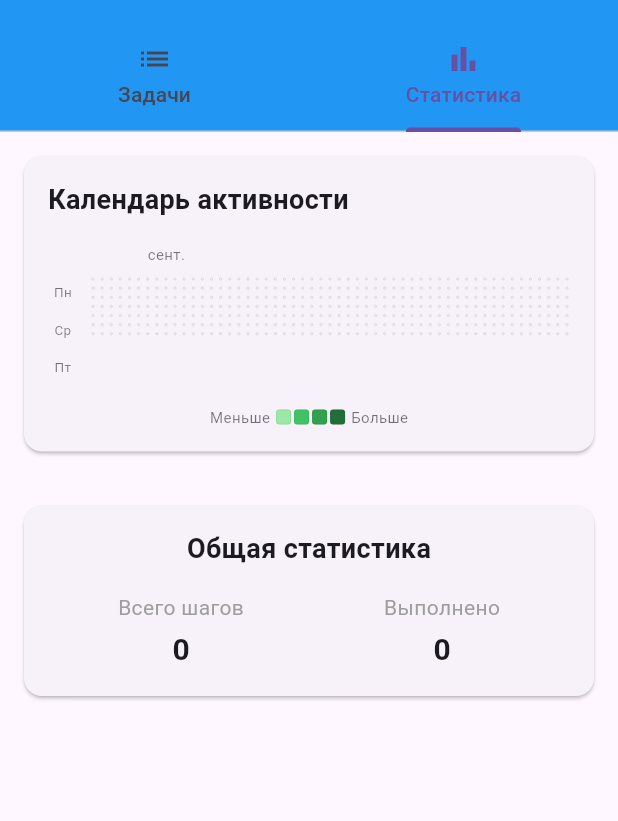
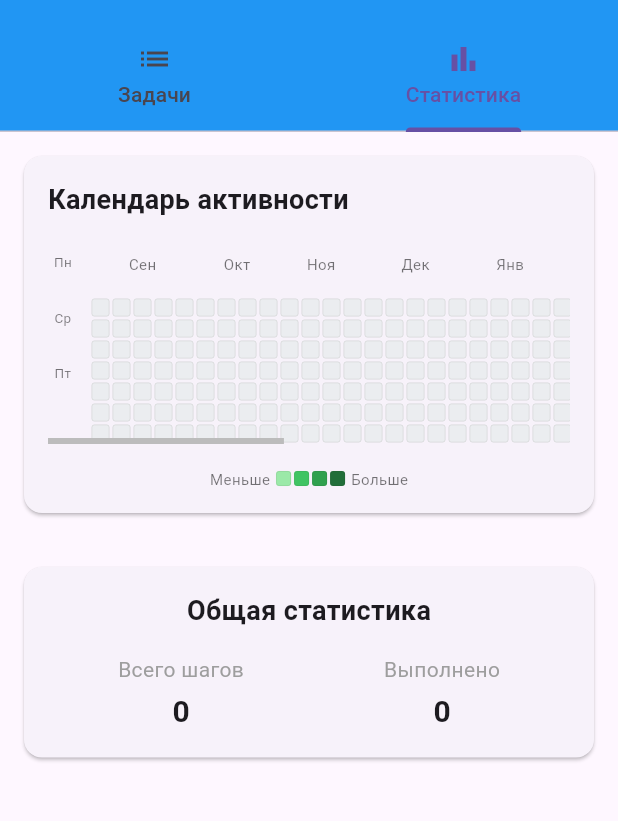
Before and after one commit to Vinillian/task_tracker, a Flutter app: the screen it shows after launch, tab 2 chosen, on a phone screen of 412 x 824 dp, the part 63-884 px from its top. Run offline on Flutter 3.47's test engine with Material 3 defaults, Android fonts, the phone set to English and light mode, and no system bars; accounts and stored records are empty.

Commit message:
feat(calendar): complete grid redesign with horizontal scrolling
- Transposed calendar grid to week columns
- Added horizontal scrolling functionality
- Implemented proper month labels alignment
- Updated related components for new layout

```diff
--- a/lib/models/progress_history.dart
+++ b/lib/models/progress_history.dart
@@ -1,4 +1,4 @@
-import 'package:intl/intl.dart';
+
 
 class ProgressHistory {
   final DateTime date;
--- a/lib/models/user.dart
+++ b/lib/models/user.dart
@@ -1,4 +1,4 @@
-import 'package:flutter/material.dart';
+
 import 'project.dart';
 import 'progress_history.dart';
 
--- a/lib/screens/task_tracker_screen.dart
+++ b/lib/screens/task_tracker_screen.dart
@@ -7,8 +7,7 @@ import '../models/progress_history.dart';
 import '../services/storage_service.dart';
 import '../widgets/statistics_widgets.dart';
 import '../widgets/task_widgets.dart';
-import '../widgets/project_widgets.dart';
-import '../widgets/github_calendar.dart';
+
 
 class TaskTrackerScreen extends StatefulWidget {
   const TaskTrackerScreen({super.key});
--- a/lib/widgets/github_calendar.dart
+++ b/lib/widgets/github_calendar.dart
@@ -5,14 +5,18 @@ import '../models/user.dart';
 class GitHubCalendar extends StatelessWidget {
   final User? currentUser;
 
+  // Константы ширины/шага колонки
+  static const double _cellSize = 12;
+  static const double _cellMargin = 1;
+  static const double _columnWidth = _cellSize + _cellMargin * 2;
+
   const GitHubCalendar({super.key, required this.currentUser});
 
   Map<DateTime, int> _getDailyContributions() {
     final contributions = <DateTime, int>{};
     final now = DateTime.now();
-    final startDate = DateTime(now.year - 1, now.month, now.day); // Год назад
+    final startDate = DateTime(now.year - 1, now.month, now.day);
 
-    // Создаем все даты за последний год с нулевыми значениями
     var currentDate = startDate;
     while (currentDate.isBefore(now) || currentDate.isAtSameMomentAs(now)) {
       final date = DateTime(currentDate.year, currentDate.month, currentDate.day);
@@ -20,7 +24,6 @@ class GitHubCalendar extends StatelessWidget {
       currentDate = currentDate.add(const Duration(days: 1));
     }
 
-    // Заполняем реальными данными
     if (currentUser != null) {
       for (final history in currentUser!.progressHistory) {
         final date = DateTime(history.date.year, history.date.month, history.date.day);
@@ -41,134 +44,83 @@ class GitHubCalendar extends StatelessWidget {
     return const Color(0xFF216E39);
   }
 
-  List<List<DateTime>> _groupByWeeks(Map<DateTime, int> contributions) {
+  List<List<DateTime>> _groupWeeksByColumns(Map<DateTime, int> contributions) {
     final allDates = contributions.keys.toList()..sort();
+    if (allDates.isEmpty) return [];
+
     final weeks = <List<DateTime>>[];
-
-    // Находим первый понедельник
-    DateTime firstDate = allDates.first;
-    while (firstDate.weekday != DateTime.monday) {
-      firstDate = firstDate.subtract(const Duration(days: 1));
+    DateTime currentDate = allDates.first;
+    while (currentDate.weekday != DateTime.monday) {
+      currentDate = currentDate.subtract(const Duration(days: 1));
     }
 
-    var currentDate = firstDate;
     final lastDate = allDates.last;
-
     while (currentDate.isBefore(lastDate) || currentDate.isAtSameMomentAs(lastDate)) {
       final week = <DateTime>[];
       for (int i = 0; i < 7; i++) {
+        if (currentDate.isAfter(lastDate)) {
+          week.add(DateTime(0));
+        } else {
           week.add(currentDate);
           currentDate = currentDate.add(const Duration(days: 1));
         }
+      }
       weeks.add(week);
+      if (currentDate.isAfter(lastDate)) break;
     }
 
     return weeks;
   }
 
-  Widget _buildCalendarGrid(Map<DateTime, int> contributions) {
-    final weeks = _groupByWeeks(contributions);
-
-    return Column(
-      children: [
-        // Заголовки месяцев
-        _buildMonthHeaders(weeks),
-        const SizedBox(height: 8),
-        // Сетка календаря
-        Row(
-          crossAxisAlignment: CrossAxisAlignment.start,
-          children: [
-            // Дни недели
-            Column(
-              children: [
-                const SizedBox(height: 4),
-                _buildWeekDayLabel('Пн'),
-                const SizedBox(height: 12),
-                _buildWeekDayLabel('Ср'),
-                const SizedBox(height: 12),
-                _buildWeekDayLabel('Пт'),
-                const SizedBox(height: 4),
-              ],
-            ),
-            const SizedBox(width: 8),
-            // Ячейки календаря
-            Expanded(
-              child: GridView.builder(
-                shrinkWrap: true,
-                physics: const NeverScrollableScrollPhysics(),
-                gridDelegate: SliverGridDelegateWithFixedCrossAxisCount(
-                  crossAxisCount: weeks.length,
-                  mainAxisSpacing: 2,
-                  crossAxisSpacing: 2,
-                  childAspectRatio: 1,
-                ),
-                itemCount: 7 * weeks.length,
-                itemBuilder: (context, index) {
-                  final weekIndex = index ~/ 7;
-                  final dayIndex = index % 7;
-
-                  if (weekIndex < weeks.length && dayIndex < weeks[weekIndex].length) {
-                    final date = weeks[weekIndex][dayIndex];
-                    final steps = contributions[date] ?? 0;
-                    return _buildCalendarCell(date, steps);
-                  }
-                  return _buildEmptyCell();
-                },
-              ),
-            ),
-          ],
-        ),
-      ],
-    );
-  }
-
-  Widget _buildMonthHeaders(List<List<DateTime>> weeks) {
-    final monthHeaders = <Widget>[];
-    String? currentMonth;
-
-    for (final week in weeks) {
-      if (week.isNotEmpty) {
-        final firstDate = week.firstWhere(
-              (date) => date.day <= 7, // Берем дату в первой неделе месяца
-          orElse: () => week.first,
-        );
-
-        final month = DateFormat('MMM', 'ru').format(firstDate);
-
-        if (month != currentMonth) {
-          currentMonth = month;
-          monthHeaders.add(
-            SizedBox(
-              width: 14 * 7, // Ширина недели
-              child: Text(
-                month,
-                style: const TextStyle(fontSize: 10, color: Colors.black54),
-                textAlign: TextAlign.center,
-              ),
-            ),
-          );
-        } else {
-          monthHeaders.add(const SizedBox(width: 14 * 7));
-        }
+  String _getShortMonthName(int month) {
+    switch (month) {
+      case 1:
+        return 'Янв';
+      case 2:
+        return 'Фев';
+      case 3:
+        return 'Мар';
+      case 4:
+        return 'Апр';
+      case 5:
+        return 'Май';
+      case 6:
+        return 'Июн';
+      case 7:
+        return 'Июл';
+      case 8:
+        return 'Авг';
+      case 9:
+        return 'Сен';
+      case 10:
+        return 'Окт';
+      case 11:
+        return 'Ноя';
+      case 12:
+        return 'Дек';
+      default:
+        return '';
     }
   }
 
-    return SingleChildScrollView(
-      scrollDirection: Axis.horizontal,
-      child: Row(
-        children: [
-          const SizedBox(width: 30), // Отступ для дней недели
-          ...monthHeaders,
-        ],
+  Widget _buildEmptyCell() {
+    return Container(
+      width: _cellSize,
+      height: _cellSize,
+      margin: const EdgeInsets.all(_cellMargin),
+      decoration: BoxDecoration(
+        color: const Color(0xFFEBEDF0),
+        borderRadius: BorderRadius.circular(2),
+        border: Border.all(color: const Color(0xFF1B1F230F), width: 0.5),
       ),
     );
   }
 
   Widget _buildCalendarCell(DateTime date, int steps) {
     return Container(
-      width: 12,
-      height: 12,
-      margin: const EdgeInsets.all(1),
+      width: _cellSize,
+      height: _cellSize,
+      margin: const EdgeInsets.all(_cellMargin),
       decoration: BoxDecoration(
         color: _getContributionColor(steps),
         borderRadius: BorderRadius.circular(2),
@@ -181,26 +133,117 @@ class GitHubCalendar extends StatelessWidget {
     );
   }
 
-  Widget _buildEmptyCell() {
-    return Container(
-      width: 12,
-      height: 12,
-      margin: const EdgeInsets.all(1),
-      decoration: BoxDecoration(
-        color: const Color(0xFFEBEDF0),
-        borderRadius: BorderRadius.circular(2),
-        border: Border.all(color: const Color(0xFF1B1F230F), width: 0.5),
+  Widget _buildMonthHeaders(List<List<DateTime>> weeks) {
+    if (weeks.isEmpty) return const SizedBox();
+
+    final monthHeaders = <Widget>[];
+    String? currentMonth;
+    int currentMonthWeeks = 0;
+
+    String? monthOfWeekStart(DateTime d) {
+      if (d.year <= 1) return null;
+      return _getShortMonthName(d.month);
+    }
+
+    for (int i = 0; i < weeks.length; i++) {
+      final firstValid = weeks[i].firstWhere((d) => d.year > 1, orElse: () => DateTime(0));
+      final weekMonth = firstValid.year > 1 ? monthOfWeekStart(firstValid)! : null;
+
+      if (weekMonth == null) {
+        if (currentMonth != null) currentMonthWeeks++;
+        continue;
+      }
+
+      if (weekMonth != currentMonth) {
+        if (currentMonth != null && currentMonthWeeks > 0) {
+          monthHeaders.add(
+            Container(
+              width: _columnWidth * currentMonthWeeks,
+              alignment: Alignment.center,
+              child: Text(currentMonth, style: const TextStyle(fontSize: 10, color: Colors.black54)),
+            ),
+          );
+        }
+        currentMonth = weekMonth;
+        currentMonthWeeks = 1;
+      } else {
+        currentMonthWeeks++;
+      }
+    }
+
+    if (currentMonth != null && currentMonthWeeks > 0) {
+      monthHeaders.add(
+        Container(
+          width: _columnWidth * currentMonthWeeks,
+          alignment: Alignment.center,
+          child: Text(currentMonth, style: const TextStyle(fontSize: 10, color: Colors.black54)),
         ),
       );
     }
 
-  Widget _buildWeekDayLabel(String day) {
+    return Row(children: monthHeaders);
+  }
+
+  Widget _buildCalendarGridWithRows(Map<DateTime, int> contributions) {
+    final weeks = _groupWeeksByColumns(contributions);
+    if (weeks.isEmpty) {
+      return const Center(
+        child: Text('Нет данных для отображения', style: TextStyle(color: Colors.grey)),
+      );
+    }
+
+    final scrollController = ScrollController(initialScrollOffset: 1000);
+
+    return Scrollbar(
+      controller: scrollController,
+      thumbVisibility: true,
+      child: SingleChildScrollView(
+        scrollDirection: Axis.horizontal,
+        controller: scrollController,
+        reverse: true, // сегодняшний день справа
+        child: Row(
+          crossAxisAlignment: CrossAxisAlignment.start,
+          children: [
+            // Метки дней недели
+            Column(
+              children: const [
+                SizedBox(height: 6),
+                SizedBox(width: 20, child: Text('Пн', style: TextStyle(fontSize: 9, color: Colors.black54), textAlign: TextAlign.center)),
+                SizedBox(height: 24),
+                SizedBox(width: 20, child: Text('Ср', style: TextStyle(fontSize: 9, color: Colors.black54), textAlign: TextAlign.center)),
+                SizedBox(height: 24),
+                SizedBox(width: 20, child: Text('Пт', style: TextStyle(fontSize: 9, color: Colors.black54), textAlign: TextAlign.center)),
+                SizedBox(height: 6),
+              ],
+            ),
+            const SizedBox(width: 8),
+            // Основная часть (месяцы + сетка)
+            Column(
+              crossAxisAlignment: CrossAxisAlignment.start,
+              children: [
+                _buildMonthHeaders(weeks),
+                const SizedBox(height: 8),
+                Row(
+                  crossAxisAlignment: CrossAxisAlignment.start,
+                  children: weeks.map((week) {
                     return SizedBox(
-      width: 20,
-      child: Text(
-        day,
-        style: const TextStyle(fontSize: 9, color: Colors.black54),
-        textAlign: TextAlign.center,
+                      width: _columnWidth,
+                      child: Column(
+                        children: List.generate(7, (day) {
+                          if (day < week.length && week[day].year > 1) {
+                            return _buildCalendarCell(week[day], contributions[week[day]] ?? 0);
+                          } else {
+                            return _buildEmptyCell();
+                          }
+                        }),
+                      ),
+                    );
+                  }).toList(),
+                ),
+              ],
+            ),
+          ],
+        ),
       ),
     );
   }
@@ -209,10 +252,7 @@ class GitHubCalendar extends StatelessWidget {
     return Row(
       mainAxisAlignment: MainAxisAlignment.center,
       children: [
-        const Text(
-          'Меньше',
-          style: TextStyle(fontSize: 10, color: Colors.black54),
-        ),
+        const Text('Меньше', style: TextStyle(fontSize: 10, color: Colors.black54)),
         const SizedBox(width: 4),
         _buildLegendItem(const Color(0xFF9BE9A8)),
         const SizedBox(width: 2),
@@ -222,10 +262,7 @@ class GitHubCalendar extends StatelessWidget {
         const SizedBox(width: 2),
         _buildLegendItem(const Color(0xFF216E39)),
         const SizedBox(width: 4),
-        const Text(
-          'Больше',
-          style: TextStyle(fontSize: 10, color: Colors.black54),
-        ),
+        const Text('Больше', style: TextStyle(fontSize: 10, color: Colors.black54)),
       ],
     );
   }
@@ -258,7 +295,7 @@ class GitHubCalendar extends StatelessWidget {
               style: TextStyle(fontSize: 18, fontWeight: FontWeight.bold),
             ),
             const SizedBox(height: 16),
-            _buildCalendarGrid(contributions),
+            _buildCalendarGridWithRows(contributions),
             const SizedBox(height: 16),
             _buildLegend(),
           ],
--- a/lib/widgets/statistics_widgets.dart
+++ b/lib/widgets/statistics_widgets.dart
@@ -1,5 +1,4 @@
 import 'package:flutter/material.dart';
-import 'package:intl/intl.dart';
 import '../models/user.dart';
 import 'github_calendar.dart'; // Импортируем календарь из отдельного файла
 
--- a/lib/widgets/task_widgets.dart
+++ b/lib/widgets/task_widgets.dart
@@ -1,8 +1,5 @@
 import 'package:flutter/material.dart';
 import '../models/user.dart';
-import '../models/project.dart';
-import '../models/task.dart';
-import '../models/subtask.dart';
 import './project_widgets.dart';
 
 class TaskWidgets {
```
Lines whose indentation alone changed are shown as unchanged.
